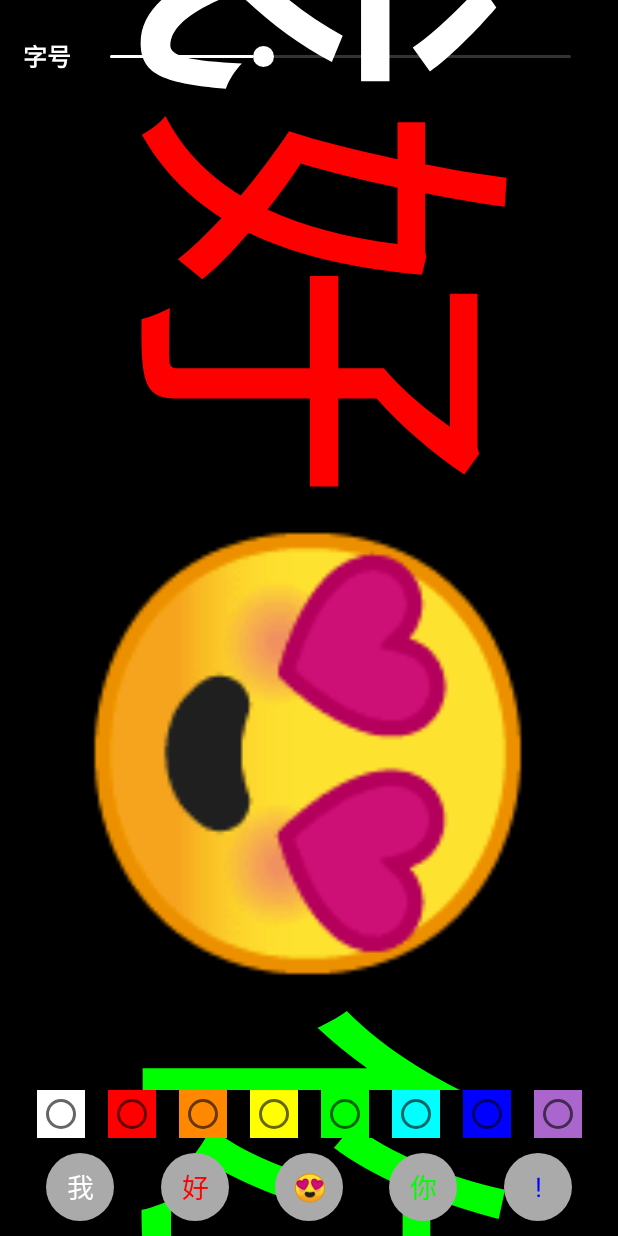
After one commit to WeiLianYang/BulletScreenText, an Android app: the DazzleActivity screen opened directly, with no data from a screen before it, on a phone screen of 412 x 824 dp. The commit adds this screen. Run offline under Robolectric (Android 15) with nearby library versions, the phone set to English and light mode, and no system bars.

Commit message:
增加字体光晕炫彩动画效果

```diff
--- a/app/build.gradle
+++ b/app/build.gradle
@@ -22,6 +22,10 @@ android {
             proguardFiles getDefaultProguardFile('proguard-android-optimize.txt'), 'proguard-rules.pro'
         }
     }
+
+    buildFeatures {
+        viewBinding true
+    }
 }
 
 dependencies {
--- /dev/null
+++ b/app/src/main/java/com/william/bulletscreen/DazzleActivity.kt
@@ -0,0 +1,139 @@
+package com.william.bulletscreen
+
+import android.animation.ObjectAnimator
+import android.animation.ValueAnimator
+import android.graphics.Color
+import android.os.Bundle
+import android.text.Editable
+import android.view.View
+import android.view.animation.Animation
+import android.widget.EditText
+import android.widget.SeekBar
+import androidx.annotation.ColorInt
+import androidx.appcompat.app.AppCompatActivity
+import androidx.constraintlayout.widget.ConstraintLayout
+import kotlinx.android.synthetic.main.activity_dazzle_text.*
+
+
+/**
+ * @author William
+ * @date 11/16/20 8:29 PM
+ * Class Comment：
+ */
+class DazzleActivity : AppCompatActivity() {
+
+    private var animator: ObjectAnimator? = null
+    private var showControlView = true
+    private var editTextList: ArrayList<EditText?>? = null
+
+    override fun onCreate(savedInstanceState: Bundle?) {
+        super.onCreate(savedInstanceState)
+        setContentView(R.layout.activity_dazzle_text)
+
+        initLayoutParams()
+
+        initAnimator()
+
+        observeEditTextChange()
+
+        observeEvent()
+    }
+
+    private fun initLayoutParams() {
+        mDazzleTextView?.apply {
+            rotation = 90f
+            translationX =
+                -(resources.displayMetrics.heightPixels - resources.displayMetrics.widthPixels) / 2f
+            layoutParams = ConstraintLayout.LayoutParams(
+                resources.displayMetrics.heightPixels,
+                ConstraintLayout.LayoutParams.MATCH_CONSTRAINT
+            ).apply {
+                topToTop = ConstraintLayout.LayoutParams.PARENT_ID
+                bottomToBottom = ConstraintLayout.LayoutParams.PARENT_ID
+            }
+        }
+    }
+
+    private fun initAnimator() {
+        animator = ObjectAnimator.ofFloat(
+            mDazzleTextView, "radius", 0f, 260f
+        ).apply {
+            duration = 3500
+            repeatCount = Animation.INFINITE
+            repeatMode = ValueAnimator.REVERSE
+        }
+    }
+
+    private fun observeEditTextChange() {
+        editTextList = arrayListOf(mEtInput1, mEtInput2, mEtInput3, mEtInput4, mEtInput5)
+        editTextList?.forEachIndexed { index, editText ->
+            editText?.addTextChangedListener(object : SimpleTextWatcher() {
+                override fun afterTextChanged(s: Editable?) {
+                    setText(index, s.toString())
+                }
+            })
+        }
+    }
+
+    private fun setText(index: Int, text: String) {
+        mDazzleTextView?.mTextList?.set(index, text)
+        mDazzleTextView?.invalidate()
+    }
+
+    private fun setColor(index: Int, @ColorInt color: Int) {
+        mDazzleTextView?.mColorList?.set(index, color)
+        mDazzleTextView?.invalidate()
+    }
+
+    private fun setTextColor(@ColorInt color: Int) {
+        editTextList?.forEachIndexed { index, editText ->
+            if (editText?.hasFocus() == true) {
+                editText.setTextColor(color)
+                editText.setHintTextColor(color)
+                setColor(index, color)
+            }
+        }
+    }
+
+    private fun observeEvent() {
+        mDazzleTextView?.setOnClickListener {
+            toggleControlViewVisibility()
+        }
+
+        mSizeSeekBar?.setOnSeekBarChangeListener(object : SimpleOnSeekBarChangeListener() {
+            override fun onProgressChanged(seekBar: SeekBar?, progress: Int, fromUser: Boolean) {
+                mDazzleTextView.mTextSize = progress.toFloat()
+            }
+        })
+
+        mRadioGroup?.setOnCheckedChangeListener { _, checkedId ->
+            when (checkedId) {
+                R.id.rb_white -> setTextColor(Color.WHITE)
+                R.id.rb_red -> setTextColor(Color.RED)
+                R.id.rb_orange -> setTextColor(Color.rgb(255, 136, 0))
+                R.id.rb_yellow -> setTextColor(Color.YELLOW)
+                R.id.rb_green -> setTextColor(Color.GREEN)
+                R.id.rb_cyan -> setTextColor(Color.CYAN)
+                R.id.rb_blue -> setTextColor(Color.BLUE)
+                R.id.rb_purple -> setTextColor(Color.rgb(170, 102, 204))
+            }
+        }
+    }
+
+    private fun toggleControlViewVisibility() {
+        if (showControlView) {
+            mGroupControl.visibility = View.GONE
+            animator?.start()
+        } else {
+            mGroupControl.visibility = View.VISIBLE
+            animator?.cancel()
+            mDazzleTextView?.radius = 0f
+        }
+        showControlView = !showControlView
+    }
+
+    override fun onDestroy() {
+        animator?.cancel()
+        super.onDestroy()
+    }
+}
--- /dev/null
+++ b/app/src/main/java/com/william/bulletscreen/DazzleColourTextView.kt
@@ -0,0 +1,101 @@
+package com.william.bulletscreen
+
+import android.content.Context
+import android.graphics.Canvas
+import android.graphics.Color
+import android.graphics.Paint
+import android.util.AttributeSet
+import android.view.View
+
+
+/**
+ * @author William
+ * @date 12/2/20 4:17 PM
+ * Class Comment：炫彩文本
+ */
+class DazzleColourTextView : View {
+
+    constructor(context: Context) : this(context, null)
+
+    constructor(context: Context, attrs: AttributeSet?) : this(context, attrs, 0)
+
+    constructor(context: Context, attrs: AttributeSet?, defStyleAttr: Int) : super(
+        context,
+        attrs,
+        defStyleAttr
+    ) {
+        init()
+    }
+
+    private val mPaint1: Paint = Paint(Paint.ANTI_ALIAS_FLAG)
+    private val mPaint2: Paint = Paint(Paint.ANTI_ALIAS_FLAG)
+    private val mPaint3: Paint = Paint(Paint.ANTI_ALIAS_FLAG)
+    private val mPaint4: Paint = Paint(Paint.ANTI_ALIAS_FLAG)
+    private val mPaint5: Paint = Paint(Paint.ANTI_ALIAS_FLAG)
+
+    private var mPaintList = listOf(mPaint1, mPaint2, mPaint3, mPaint4, mPaint5)
+
+    var mColorList = arrayListOf(
+        Color.WHITE,
+        Color.RED,
+        Color.rgb(255, 136, 0),
+        Color.GREEN,
+        Color.BLUE
+    )
+    var mTextList = arrayListOf("我", "好", "😍️", "你", "!")
+
+    var mTextSize = 400f
+        set(value) {
+            field = value
+            init()
+            invalidate()
+        }
+
+    var radius = 0f
+        set(value) {
+            field = value
+            init()
+            invalidate()
+        }
+
+    private fun init() {
+        mPaintList.forEachIndexed { index, paint ->
+            paint.apply {
+                textSize = mTextSize
+                color = mColorList[index]
+                setShadowLayer(radius, 0f, 0f, color)
+            }
+        }
+    }
+
+    override fun onDraw(canvas: Canvas?) {
+        super.onDraw(canvas)
+
+        var totalText = ""
+        mTextList.forEachIndexed { _, s ->
+            totalText += s
+        }
+        var x = (measuredWidth - getTextWidth(totalText)) / 2
+        val y = measuredHeight / 2f + getBaseLineDistance()
+        mPaintList.forEachIndexed { index, paint ->
+            val text = mTextList[index]
+            if (EmojiUtils.isContainEmoji(text)) {
+                var emojiRadius = radius
+                if (emojiRadius > 50) {
+                    emojiRadius = 50f
+                }
+                paint.setShadowLayer(emojiRadius, 0f, 0f, mColorList[index])
+            }
+            canvas?.drawText(text, x, y, paint)
+            x += getTextWidth(text)
+        }
+    }
+
+    private fun getTextWidth(text: String): Float = mPaint1.measureText(text)
+
+    private fun getBaseLineDistance(): Float {
+        val fontMetrics = mPaint1.fontMetrics
+        return (fontMetrics.descent - fontMetrics.ascent) / 2 - fontMetrics.descent
+    }
+
+}
--- a/app/src/main/java/com/william/bulletscreen/MainActivity.kt
+++ b/app/src/main/java/com/william/bulletscreen/MainActivity.kt
@@ -22,5 +22,9 @@ class MainActivity : AppCompatActivity() {
         mButtonBullet?.setOnClickListener {
             startActivity(Intent(this, BulletActivity::class.java))
         }
+
+        mButtonDazzle?.setOnClickListener {
+            startActivity(Intent(this, DazzleActivity::class.java))
+        }
     }
 }
--- /dev/null
+++ b/app/src/main/java/com/william/bulletscreen/SimpleOnSeekBarChangeListener.kt
@@ -0,0 +1,20 @@
+package com.william.bulletscreen
+
+import android.widget.SeekBar
+
+
+/**
+ * @author William
+ * @date 12/4/20 8:00 PM
+ * Class Comment：
+ */
+open class SimpleOnSeekBarChangeListener : SeekBar.OnSeekBarChangeListener {
+    override fun onProgressChanged(seekBar: SeekBar?, progress: Int, fromUser: Boolean) {
+    }
+
+    override fun onStartTrackingTouch(seekBar: SeekBar?) {
+    }
+
+    override fun onStopTrackingTouch(seekBar: SeekBar?) {
+    }
+}
--- /dev/null
+++ b/app/src/main/java/com/william/bulletscreen/SimpleTextWatcher.kt
@@ -0,0 +1,22 @@
+package com.william.bulletscreen
+
+import android.text.Editable
+import android.text.TextWatcher
+
+
+/**
+ * @author William
+ * @date 12/4/20 7:56 PM
+ * Class Comment：
+ */
+open class SimpleTextWatcher : TextWatcher {
+    override fun beforeTextChanged(s: CharSequence?, start: Int, count: Int, after: Int) {
+    }
+
+    override fun onTextChanged(s: CharSequence?, start: Int, before: Int, count: Int) {
+    }
+
+    override fun afterTextChanged(s: Editable?) {
+    }
+
+}
--- /dev/null
+++ b/app/src/main/res/layout/activity_dazzle_text.xml
@@ -0,0 +1,215 @@
+<?xml version="1.0" encoding="utf-8"?>
+<androidx.constraintlayout.widget.ConstraintLayout xmlns:android="http://schemas.android.com/apk/res/android"
+    xmlns:app="http://schemas.android.com/apk/res-auto"
+    xmlns:tools="http://schemas.android.com/tools"
+    android:layout_width="match_parent"
+    android:layout_height="match_parent"
+    android:background="@android:color/black">
+
+    <com.william.bulletscreen.DazzleColourTextView
+        android:id="@+id/mDazzleTextView"
+        android:layout_width="match_parent"
+        android:layout_height="match_parent" />
+
+    <TextView
+        android:id="@+id/tv_size"
+        android:layout_width="wrap_content"
+        android:layout_height="wrap_content"
+        android:layout_marginStart="15dp"
+        android:layout_marginTop="25dp"
+        android:text="@string/text_size"
+        android:textColor="@android:color/white"
+        android:textSize="16sp"
+        android:textStyle="bold"
+        app:layout_constraintStart_toStartOf="parent"
+        app:layout_constraintTop_toTopOf="parent" />
+
+    <SeekBar
+        android:id="@+id/mSizeSeekBar"
+        android:layout_width="0dp"
+        android:layout_height="wrap_content"
+        android:layout_marginStart="10dp"
+        android:layout_marginEnd="15dp"
+        android:max="1000"
+        android:maxHeight="2dp"
+        android:min="100"
+        android:minHeight="2dp"
+        android:progress="400"
+        android:progressDrawable="@drawable/seek_progress"
+        android:thumb="@drawable/seek_thumb"
+        app:layout_constraintBottom_toBottomOf="@+id/tv_size"
+        app:layout_constraintEnd_toEndOf="parent"
+        app:layout_constraintStart_toEndOf="@+id/tv_size"
+        app:layout_constraintTop_toTopOf="@+id/tv_size" />
+
+    <HorizontalScrollView
+        android:id="@+id/mHsColorView"
+        android:layout_width="wrap_content"
+        android:layout_height="wrap_content"
+        android:layout_marginBottom="10dp"
+        app:layout_constraintBottom_toTopOf="@+id/mEtInput1"
+        app:layout_constraintEnd_toEndOf="parent"
+        app:layout_constraintStart_toStartOf="parent">
+
+        <RadioGroup
+            android:id="@+id/mRadioGroup"
+            android:layout_width="wrap_content"
+            android:layout_height="wrap_content"
+            android:orientation="horizontal">
+
+            <RadioButton
+                android:id="@+id/rb_white"
+                android:layout_width="wrap_content"
+                android:layout_height="wrap_content"
+                android:background="@android:color/white" />
+
+            <RadioButton
+                android:id="@+id/rb_red"
+                android:layout_width="wrap_content"
+                android:layout_height="wrap_content"
+                android:layout_marginStart="15dp"
+                android:background="#FF0000" />
+
+            <RadioButton
+                android:id="@+id/rb_orange"
+                android:layout_width="wrap_content"
+                android:layout_height="wrap_content"
+                android:layout_marginStart="15dp"
+                android:background="@android:color/holo_orange_dark" />
+
+            <RadioButton
+                android:id="@+id/rb_yellow"
+                android:layout_width="wrap_content"
+                android:layout_height="wrap_content"
+                android:layout_marginStart="15dp"
+                android:background="#FFFF00" />
+
+            <RadioButton
+                android:id="@+id/rb_green"
+                android:layout_width="wrap_content"
+                android:layout_height="wrap_content"
+                android:layout_marginStart="15dp"
+                android:background="#00FF00" />
+
+            <RadioButton
+                android:id="@+id/rb_cyan"
+                android:layout_width="wrap_content"
+                android:layout_height="wrap_content"
+                android:layout_marginStart="15dp"
+                android:background="#00FFFF" />
+
+            <RadioButton
+                android:id="@+id/rb_blue"
+                android:layout_width="wrap_content"
+                android:layout_height="wrap_content"
+                android:layout_marginStart="15dp"
+                android:background="#0000FF" />
+
+            <RadioButton
+                android:id="@+id/rb_purple"
+                android:layout_width="wrap_content"
+                android:layout_height="wrap_content"
+                android:layout_marginStart="15dp"
+                android:background="@android:color/holo_purple" />
+
+        </RadioGroup>
+    </HorizontalScrollView>
+
+    <EditText
+        android:id="@+id/mEtInput1"
+        android:layout_width="45dp"
+        android:layout_height="45dp"
+        android:layout_marginBottom="10dp"
+        android:background="@drawable/shape_darker_gray"
+        android:gravity="center"
+        android:hint="@string/text_hint1"
+        android:importantForAutofill="no"
+        android:inputType="text"
+        android:textColor="@android:color/white"
+        android:textColorHint="@android:color/white"
+        app:layout_constraintBottom_toBottomOf="parent"
+        app:layout_constraintEnd_toStartOf="@+id/mEtInput2"
+        app:layout_constraintHorizontal_chainStyle="spread"
+        app:layout_constraintHorizontal_weight="1"
+        app:layout_constraintStart_toStartOf="parent"
+        tools:ignore="RtlSymmetry" />
+
+    <EditText
+        android:id="@+id/mEtInput2"
+        android:layout_width="45dp"
+        android:layout_height="45dp"
+        android:background="@drawable/shape_darker_gray"
+        android:gravity="center"
+        android:hint="@string/text_hint2"
+        android:importantForAutofill="no"
+        android:inputType="text"
+        android:textColor="#FF0000"
+        android:textColorHint="#FF0000"
+        app:layout_constraintBottom_toBottomOf="@+id/mEtInput1"
+        app:layout_constraintEnd_toStartOf="@+id/mEtInput3"
+        app:layout_constraintHorizontal_chainStyle="spread"
+        app:layout_constraintHorizontal_weight="1"
+        app:layout_constraintStart_toEndOf="@+id/mEtInput1"
+        tools:ignore="RtlSymmetry" />
+
+    <EditText
+        android:id="@+id/mEtInput3"
+        android:layout_width="45dp"
+        android:layout_height="45dp"
+        android:background="@drawable/shape_darker_gray"
+        android:gravity="center"
+        android:hint="@string/text_hint3"
+        android:importantForAutofill="no"
+        android:inputType="text"
+        android:textColor="@android:color/holo_orange_dark"
+        android:textColorHint="@android:color/holo_orange_dark"
+        app:layout_constraintBottom_toBottomOf="@+id/mEtInput1"
+        app:layout_constraintEnd_toStartOf="@+id/mEtInput4"
+        app:layout_constraintHorizontal_chainStyle="spread"
+        app:layout_constraintHorizontal_weight="1"
+        app:layout_constraintStart_toEndOf="@+id/mEtInput2"
+        tools:ignore="RtlSymmetry" />
+
+    <EditText
+        android:id="@+id/mEtInput4"
+        android:layout_width="45dp"
+        android:layout_height="45dp"
+        android:background="@drawable/shape_darker_gray"
+        android:gravity="center"
+        android:hint="@string/text_hint4"
+        android:importantForAutofill="no"
+        android:inputType="text"
+        android:textColor="#00FF00"
+        android:textColorHint="#00FF00"
+        app:layout_constraintBottom_toBottomOf="@+id/mEtInput1"
+        app:layout_constraintEnd_toStartOf="@+id/mEtInput5"
+        app:layout_constraintHorizontal_chainStyle="spread"
+        app:layout_constraintHorizontal_weight="1"
+        app:layout_constraintStart_toEndOf="@+id/mEtInput3"
+        tools:ignore="RtlSymmetry" />
+
+    <EditText
+        android:id="@+id/mEtInput5"
+        android:layout_width="45dp"
+        android:layout_height="45dp"
+        android:background="@drawable/shape_darker_gray"
+        android:gravity="center"
+        android:hint="@string/text_hint5"
+        android:importantForAutofill="no"
+        android:inputType="text"
+        android:textColor="#0000FF"
+        android:textColorHint="#0000FF"
+        app:layout_constraintBottom_toBottomOf="@+id/mEtInput1"
+        app:layout_constraintEnd_toEndOf="parent"
+        app:layout_constraintHorizontal_chainStyle="spread"
+        app:layout_constraintHorizontal_weight="1"
+        app:layout_constraintStart_toEndOf="@+id/mEtInput4"
+        tools:ignore="RtlSymmetry" />
+
+    <androidx.constraintlayout.widget.Group
+        android:id="@+id/mGroupControl"
+        android:layout_width="wrap_content"
+        android:layout_height="wrap_content"
+        app:constraint_referenced_ids="tv_size,mSizeSeekBar,mEtInput1,mEtInput2,mEtInput3,mEtInput4,mEtInput5,mHsColorView" />
+
+</androidx.constraintlayout.widget.ConstraintLayout>
--- a/app/src/main/res/values/strings.xml
+++ b/app/src/main/res/values/strings.xml
@@ -3,12 +3,19 @@
 
     <string name="text_title">相信自己就是那个最靓的仔</string>
 
-    <string name="text_cool">闪炫</string>
+    <string name="text_cool">闪酷</string>
     <string name="text_bullet">弹幕</string>
+    <string name="text_dazzle">炫彩</string>
 
     <string name="text_hint">输入要展示的文本</string>
     <string name="text_confirm">确定</string>
     <string name="text_speed">速度</string>
     <string name="text_size">字号</string>
     <string name="text_color">颜色</string>
+
+    <string name="text_hint1">我</string>
+    <string name="text_hint2">好️</string>
+    <string name="text_hint3">😍</string>
+    <string name="text_hint4">你</string>
+    <string name="text_hint5">!️</string>
 </resources>
--- a/app/src/main/res/values/styles.xml
+++ b/app/src/main/res/values/styles.xml
@@ -11,7 +11,7 @@
         <item name="android:windowFullscreen">true</item>
     </style>
 
-    <style name="AppTheme_Bullet" parent="AppTheme_Fullscreen">
+    <style name="AppTheme_Black" parent="AppTheme_Fullscreen">
         <item name="android:background">@android:color/black</item>
     </style>
 
--- a/build.gradle
+++ b/build.gradle
@@ -1,6 +1,6 @@
 // Top-level build file where you can add configuration options common to all sub-projects/modules.
 buildscript {
-    ext.kotlin_version = '1.4.10'
+    ext.kotlin_version = '1.4.20'
     repositories {
         google()
         jcenter()
```
Also changed, not shown: app/src/main/AndroidManifest.xml (+8 -1 lines), app/src/main/java/com/william/bulletscreen/BulletActivity.kt (+1 -8 lines), app/src/main/java/com/william/bulletscreen/EmojiUtils.java (added, +171 -0 lines), app/src/main/res/drawable/gradient_circle.xml (added, +9 -0 lines), app/src/main/res/layout/activity_main.xml (+19 -6 lines), 1 other file.
